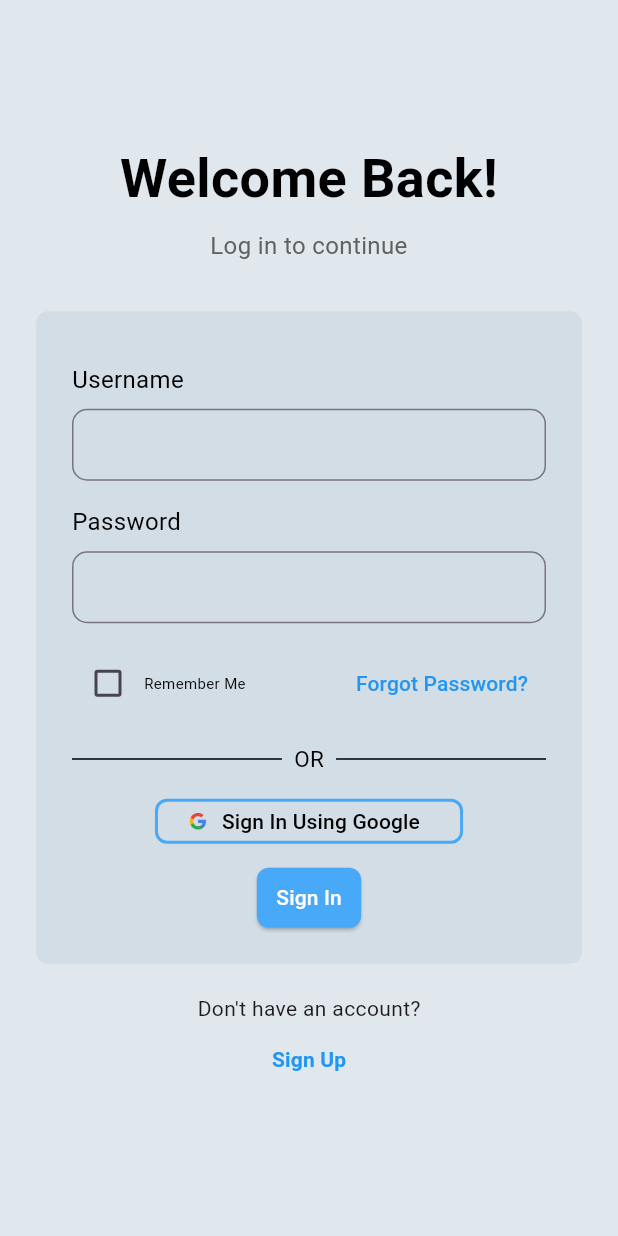
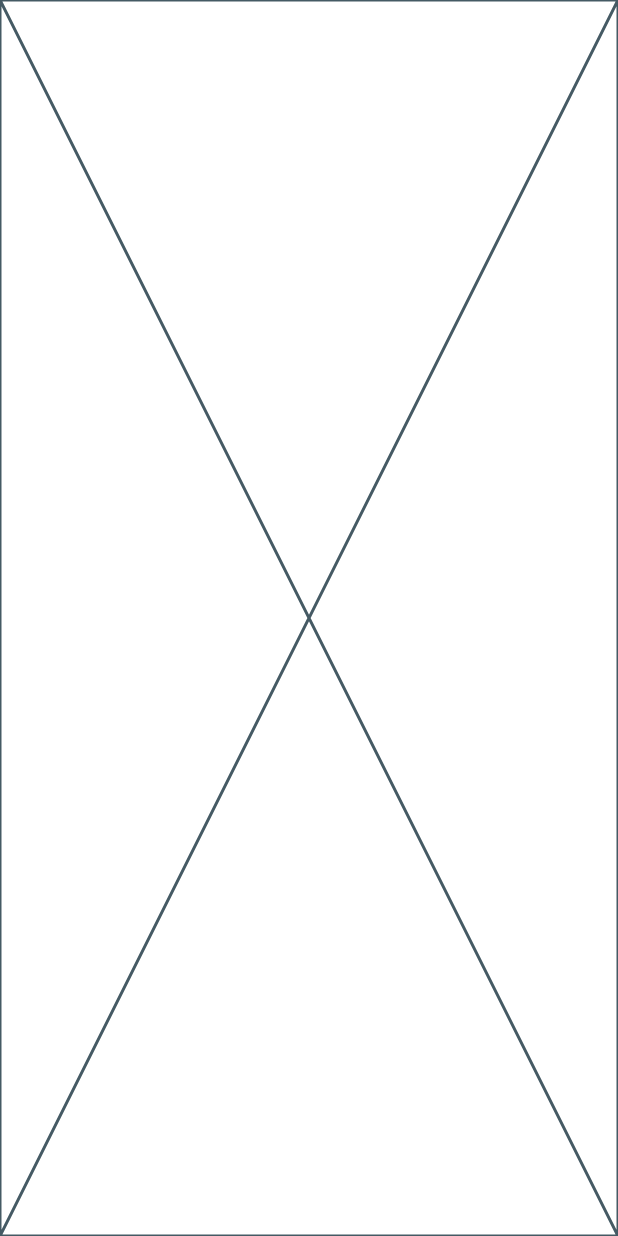
Before and after one commit to shubham-pokhrel/healthcare-app, a Flutter app: the screen it shows after launch, after a tap on "Sign In", on a phone screen of 412 x 824 dp. Run offline on Flutter 3.47's test engine with Material 3 defaults, Android fonts, the phone set to English and light mode, and no system bars.

Commit message:
Design adjust for both mobile and desktop; padding, button size and navigation to patient list screen

```diff
--- a/lib/screens/login_screen.dart
+++ b/lib/screens/login_screen.dart
@@ -1,5 +1,5 @@
 import 'package:flutter/material.dart';
-
+import 'package:healthcare/screens/patientlist_screen.dart';
 class LoginScreen extends StatefulWidget {
   @override
   _LoginScreenState createState() => _LoginScreenState();
@@ -11,20 +11,60 @@ class _LoginScreenState extends State<LoginScreen> {
   @override
   Widget build(BuildContext context) {
     return Scaffold(
-      backgroundColor: Color(0xFFE0E8ED), // Light background color for the page
+      backgroundColor: Color(0xE4EBF1F5), // #background: #E4EBF1F5;Light background color for the page
       body: Center(
         child: LayoutBuilder(
           builder: (context, constraints) {
-            // Determine if the screen is mobile or desktop
-            bool isDesktop = constraints.maxWidth > 600;
+            bool isMobile = constraints.maxWidth <= 600; // Check if the screen is mobile
+            double containerWidth = isMobile ? constraints.maxWidth : constraints.maxWidth * 0.35;
 
             return Padding(
               padding: const EdgeInsets.symmetric(horizontal: 24.0),
               child: Column(
                 mainAxisAlignment: MainAxisAlignment.center,
-              crossAxisAlignment: CrossAxisAlignment.center,
+                crossAxisAlignment: isMobile ? CrossAxisAlignment.start : CrossAxisAlignment.center,
                 children: [
-                // Welcome Text Outside the Box
+                  if (isMobile) ...[
+                    // Mobile Layout
+                    Column(
+                      crossAxisAlignment: CrossAxisAlignment.start,
+                      children: [
+                        Text(
+                          "Welcome",
+                          textAlign: TextAlign.left,
+                          style: TextStyle(
+                            fontSize: 36,
+                            fontWeight: FontWeight.bold,
+                            color: Colors.black,
+                            fontFamily: 'Manjari',
+                          ),
+                        ),
+                        Text(
+                          "Back!",
+                          textAlign: TextAlign.left,
+                          style: TextStyle(
+                            fontSize: 36,
+                            fontWeight: FontWeight.bold,
+                            color: Colors.black,
+                            fontFamily: 'Manjari',
+                          ),
+                        ),
+                        SizedBox(height: 8),
+                        Text(
+                          "Log in to continue",
+                          textAlign: TextAlign.left,
+                          style: TextStyle(
+                            fontSize: 16,
+                            color: Colors.black,
+                            fontWeight: FontWeight.w400,
+                            fontFamily: 'Manjari',
+                          ),
+                        ),
+                        SizedBox(height: 8),
+                      ],
+                    ),
+                  ] else ...[
+                    // Desktop Layout
                     Text(
                       "Welcome Back!",
                       textAlign: TextAlign.center,
@@ -41,16 +81,22 @@ class _LoginScreenState extends State<LoginScreen> {
                       textAlign: TextAlign.center,
                       style: TextStyle(
                         fontSize: 16,
-                    color: Colors.grey[700],
+                        color: Colors.black,
                         fontFamily: 'Manjari',
+                        fontWeight: FontWeight.w400,
                       ),
                     ),
                     SizedBox(height: 32),
+                  ],
                   // Box containing the form elements
                   Container(
+                    width: containerWidth,
+                    // constraints: BoxConstraints(
+                    //   maxHeight: containerHeight,
+                    // ),
                     padding: EdgeInsets.all(24),
                     decoration: BoxDecoration(
-                    color: Color(0xFFD3DDE5), // Light grey background color
+                      color: Color(0xFFD3DDE5), // background: #D3D8DE; Light grey background color
                       borderRadius: BorderRadius.circular(8),
                     ),
                     child: Column(
@@ -58,7 +104,7 @@ class _LoginScreenState extends State<LoginScreen> {
                       children: [
                         // Username Input
                         Padding(
-                        padding: const EdgeInsets.only(top:10.0),
+                          padding: const EdgeInsets.only(top: 12.0),
                           child: Column(
                             crossAxisAlignment: CrossAxisAlignment.start,
                             children: [
@@ -74,7 +120,9 @@ class _LoginScreenState extends State<LoginScreen> {
                               SizedBox(height: 8),
                               TextField(
                                 decoration: InputDecoration(
-                                border: OutlineInputBorder(borderRadius: BorderRadius.circular(10),),
+                                  border: OutlineInputBorder(
+                                    borderRadius: BorderRadius.circular(10),
+                                  ),
                                   contentPadding: EdgeInsets.symmetric(horizontal: 12),
                                 ),
                               ),
@@ -99,13 +147,15 @@ class _LoginScreenState extends State<LoginScreen> {
                             TextField(
                               obscureText: true,
                               decoration: InputDecoration(
-                              border: OutlineInputBorder(borderRadius: BorderRadius.circular(10),),
+                                border: OutlineInputBorder(
+                                  borderRadius: BorderRadius.circular(10),
+                                ),
                                 contentPadding: EdgeInsets.symmetric(horizontal: 12),
                               ),
                             ),
                           ],
                         ),
-                      SizedBox(height: 16),
+                        SizedBox(height: 0),
                         // Remember Me and Forgot Password
                         Row(
                           mainAxisAlignment: MainAxisAlignment.spaceBetween,
@@ -120,7 +170,8 @@ class _LoginScreenState extends State<LoginScreen> {
                                     });
                                   },
                                 ),
-                              Text("Remember Me",
+                                Text(
+                                  "Remember Me",
                                   style: TextStyle(
                                     fontSize: 10,
                                     color: Colors.black,
@@ -133,7 +184,10 @@ class _LoginScreenState extends State<LoginScreen> {
                               onPressed: () {},
                               child: Text(
                                 "Forgot Password?",
-                              style: TextStyle(color: Colors.blue, fontFamily: 'Manjari',),
+                                style: TextStyle(
+                                  color: Colors.blue,
+                                  fontFamily: 'Manjari',
+                                ),
                               ),
                             ),
                           ],
@@ -150,7 +204,8 @@ class _LoginScreenState extends State<LoginScreen> {
                             ),
                             Padding(
                               padding: const EdgeInsets.symmetric(horizontal: 8.0),
-                              child: Text("OR",
+                              child: Text(
+                                "OR",
                                 style: TextStyle(
                                   fontSize: 15,
                                   color: Colors.black,
@@ -172,7 +227,9 @@ class _LoginScreenState extends State<LoginScreen> {
                           alignment: Alignment.center,
                           child: LayoutBuilder(
                             builder: (context, constraints) {
-                            double buttonWidth = constraints.maxWidth * 0.65;
+                              double buttonWidth = constraints.maxWidth * 0.6;
+                              if (buttonWidth> 250)
+                                buttonWidth = 250;
                               double buttonHeight = constraints.maxWidth > 600 ? 52 : 30;
 
                               return SizedBox(
@@ -182,9 +239,10 @@ class _LoginScreenState extends State<LoginScreen> {
                                   onPressed: () {},
                                   icon: Image.asset(
                                     'lib/assets/google_icon.png',
-                                  height: buttonHeight * 0.6,
+                                    height: buttonHeight * 0.9,
                                   ),
-                                label: Text("Sign In Using Google",
+                                  label: Text(
+                                    "Sign In Using Google",
                                     style: TextStyle(
                                       fontSize: 14,
                                       color: Colors.black,
@@ -209,15 +267,23 @@ class _LoginScreenState extends State<LoginScreen> {
                           alignment: Alignment.center,
                           child: LayoutBuilder(
                             builder: (context, constraints) {
-                            double buttonWidth = constraints.maxWidth *0.22;
+                              double buttonWidth = constraints.maxWidth * 0.22;
                               double buttonHeight = constraints.maxWidth > 600 ? 45 : 40;
+                              if (buttonWidth> 140)
+                                buttonWidth = 140;
 
                               return SizedBox(
                                 width: buttonWidth,
                                 height: buttonHeight,
                                 child: ElevatedButton(
-                                onPressed: () {},
-                                child: Text("Sign In",
+                                  onPressed: () {
+                                    Navigator.push(
+                                      context,
+                                      MaterialPageRoute(builder: (context) => PatientlistScreen()),
+                                    );
+                                  },
+                                  child: Text(
+                                    "Sign In",
                                     style: TextStyle(
                                       fontSize: 14,
                                       fontFamily: 'Manjari',
@@ -239,8 +305,16 @@ class _LoginScreenState extends State<LoginScreen> {
                       ],
                     ),
                   ),
-                SizedBox(height: 20),
+                  SizedBox(height: 7),
                   // Sign Up Text Outside the Box
+                  Row(
+                    crossAxisAlignment: CrossAxisAlignment.center,
+                    mainAxisAlignment: MainAxisAlignment.center,
+                    children: [
+                      Column(
+                        mainAxisAlignment: MainAxisAlignment.center,
+                        crossAxisAlignment: CrossAxisAlignment.center,
+                        children: [
                           Text("Don't have an account?"),
                           TextButton(
                             onPressed: () {},
@@ -254,6 +328,10 @@ class _LoginScreenState extends State<LoginScreen> {
                           ),
                         ],
                       ),
+                    ],
+                  ),
+                ],
+              ),
             );
           },
         ),
--- /dev/null
+++ b/lib/screens/patientlist_screen.dart
@@ -0,0 +1,15 @@
+import 'package:flutter/material.dart';
+
+class PatientlistScreen extends StatefulWidget {
+  const PatientlistScreen({super.key});
+
+  @override
+  State<PatientlistScreen> createState() => _PatientlistScreenState();
+}
+
+class _PatientlistScreenState extends State<PatientlistScreen> {
+  @override
+  Widget build(BuildContext context) {
+    return const Placeholder();
+  }
+}
```
Also changed, not shown: pubspec.yaml (+7 -0 lines), lib/assets/fonts/Manjari-Regular.otf (added), lib/assets/fonts/Manjari-Thin.otf (added). Lines whose indentation alone changed are shown as unchanged.
